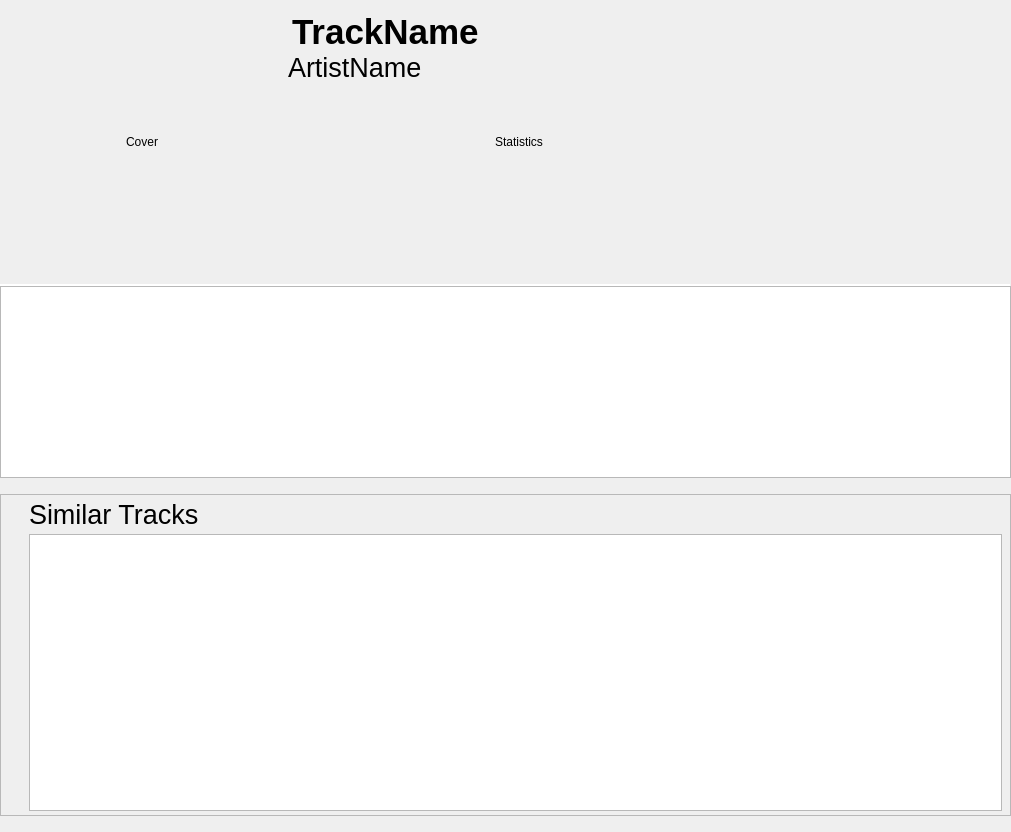
Above: src/libtomahawk/widgets/infowidgets/TrackInfoWidget.ui from tomahawk-player/tomahawk before the change. Below: the same form after it.
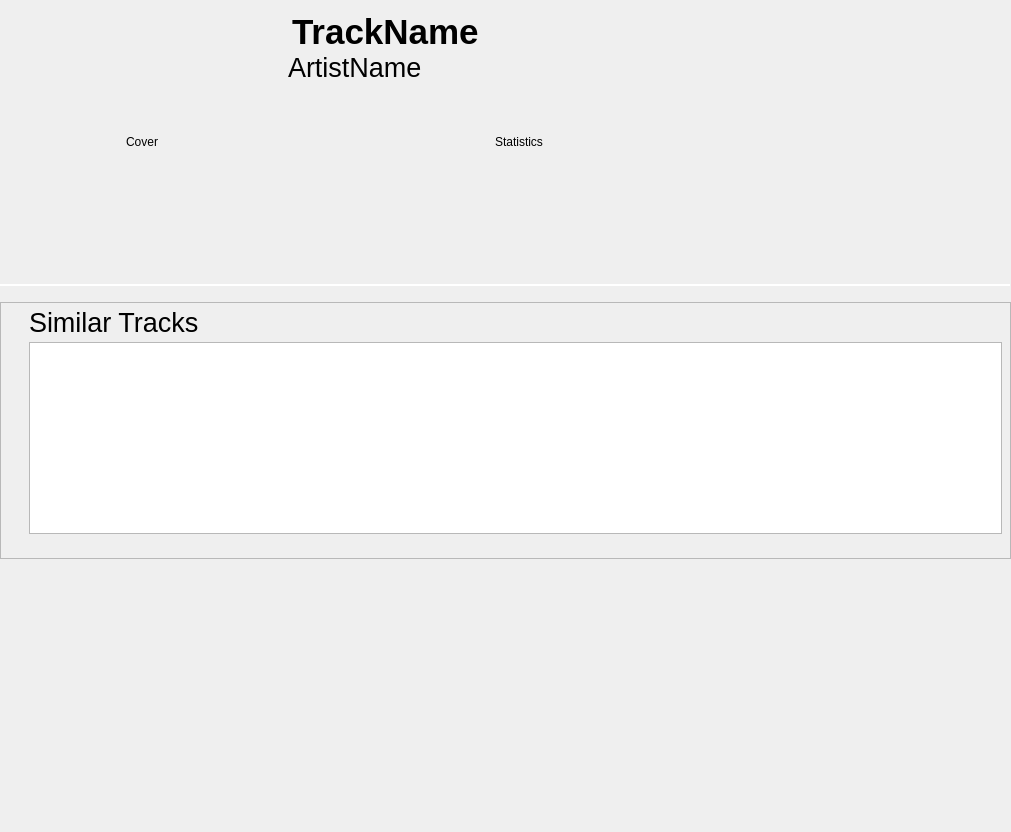
That is the form after the change. Custom widgets are drawn as their Qt base class.

Commit message: * Fixed Track- and Artist-page layout while loading items.

Patch:
```diff
--- a/src/libtomahawk/widgets/infowidgets/TrackInfoWidget.ui
+++ b/src/libtomahawk/widgets/infowidgets/TrackInfoWidget.ui
@@ -13,7 +13,7 @@
   <property name="windowTitle">
    <string notr="true" extracomment="not translatable because not shown to the user">Form</string>
   </property>
-  <layout class="QVBoxLayout" name="verticalLayout_2" stretch="0,0,0,0,1">
+  <layout class="QVBoxLayout" name="verticalLayout_2" stretch="0,0,0,1">
    <property name="spacing">
     <number>0</number>
    </property>
@@ -180,25 +180,6 @@
      </property>
     </widget>
    </item>
-   <item>
-    <widget class="QTextBrowser" name="lyricsView">
-     <property name="sizePolicy">
-      <sizepolicy hsizetype="Minimum" vsizetype="Expanding">
-       <horstretch>0</horstretch>
-       <verstretch>0</verstretch>
-      </sizepolicy>
-     </property>
-     <property name="minimumSize">
-      <size>
-       <width>300</width>
-       <height>0</height>
-      </size>
-     </property>
-     <property name="openLinks">
-      <bool>false</bool>
-     </property>
-    </widget>
-   </item>
    <item>
     <widget class="QWidget" name="widget" native="true">
      <layout class="QVBoxLayout" name="verticalLayout">
@@ -274,9 +255,35 @@
            </property>
           </widget>
          </item>
+         <item>
+          <spacer name="verticalSpacer_3">
+           <property name="orientation">
+            <enum>Qt::Vertical</enum>
+           </property>
+           <property name="sizeHint" stdset="0">
+            <size>
+             <width>20</width>
+             <height>0</height>
+            </size>
+           </property>
+          </spacer>
+         </item>
         </layout>
        </widget>
       </item>
+      <item>
+       <spacer name="verticalSpacer_2">
+        <property name="orientation">
+         <enum>Qt::Vertical</enum>
+        </property>
+        <property name="sizeHint" stdset="0">
+         <size>
+          <width>20</width>
+          <height>0</height>
+         </size>
+        </property>
+       </spacer>
+      </item>
      </layout>
     </widget>
    </item>
```
The commit also changes 2 other files.
